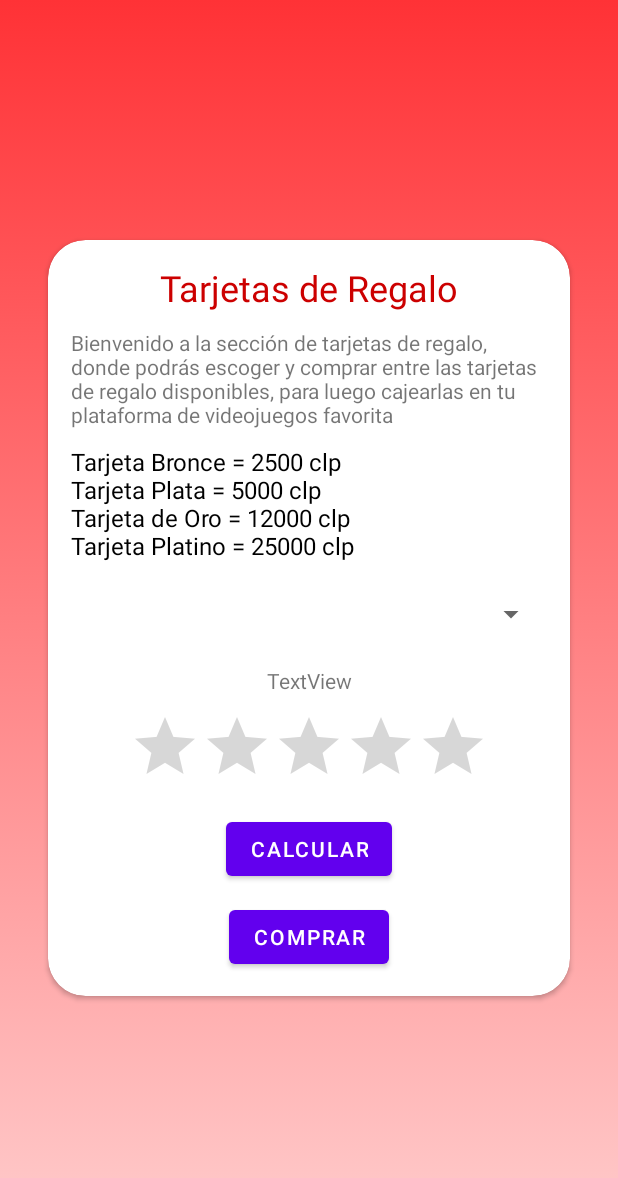
After one commit to ElWazy/GameCode, an Android app: the InsumosActivity screen opened directly, with no data from a screen before it, on a phone screen of 412 x 824 dp. The commit adds this screen. Shown: the top 1178 px of the screen. Run offline under Robolectric (Android 15) with nearby library versions, the phone set to English and light mode, and no system bars.

Commit message:
(Design) Insumos/GiftCards Screen

```diff
--- a/app/src/main/AndroidManifest.xml
+++ b/app/src/main/AndroidManifest.xml
@@ -1,6 +1,6 @@
 <?xml version="1.0" encoding="utf-8"?>
 <manifest xmlns:android="http://schemas.android.com/apk/res/android"
-    package="com.lutrias.projectunit2_matiasmarchant_santiagofierro">
+    package="com.lutrias.projectunit2_matiasmarchant_santiagofierro" >
 
     <application
         android:allowBackup="true"
@@ -8,13 +8,16 @@
         android:label="@string/app_name"
         android:roundIcon="@mipmap/ic_launcher_round"
         android:supportsRtl="true"
-        android:theme="@style/Theme.ProjectUnit2_MatiasMarchant_SantiagoFierro">
+        android:theme="@style/Theme.ProjectUnit2_MatiasMarchant_SantiagoFierro" >
+        <activity
+            android:name=".InsumosActivity"
+            android:exported="false" />
         <activity
             android:name=".HomeActivity"
             android:exported="false" />
         <activity
             android:name=".MainActivity"
-            android:exported="true">
+            android:exported="true" >
             <intent-filter>
                 <action android:name="android.intent.action.MAIN" />
 
--- /dev/null
+++ b/app/src/main/java/com/lutrias/projectunit2_matiasmarchant_santiagofierro/InsumosActivity.java
@@ -0,0 +1,13 @@
+package com.lutrias.projectunit2_matiasmarchant_santiagofierro;
+
+import androidx.appcompat.app.AppCompatActivity;
+import android.os.Bundle;
+
+public class InsumosActivity extends AppCompatActivity {
+
+    @Override
+    protected void onCreate(Bundle savedInstanceState) {
+        super.onCreate(savedInstanceState);
+        setContentView(R.layout.activity_insumos);
+    }
+}
--- /dev/null
+++ b/app/src/main/res/layout/activity_insumos.xml
@@ -0,0 +1,96 @@
+<?xml version="1.0" encoding="utf-8"?>
+<androidx.constraintlayout.widget.ConstraintLayout
+    xmlns:android="http://schemas.android.com/apk/res/android"
+    xmlns:tools="http://schemas.android.com/tools"
+    xmlns:app="http://schemas.android.com/apk/res-auto"
+    android:background="@drawable/gradient_background"
+    android:layout_width="match_parent"
+    android:layout_height="match_parent"
+    tools:context=".InsumosActivity">
+
+  <androidx.cardview.widget.CardView
+      android:layout_width="match_parent"
+      android:layout_height="wrap_content"
+      android:layout_marginStart="32dp"
+      android:layout_marginTop="32dp"
+      android:layout_marginEnd="32dp"
+      android:layout_marginBottom="32dp"
+      app:cardCornerRadius="25dp"
+      app:layout_constraintBottom_toBottomOf="parent"
+      app:layout_constraintEnd_toEndOf="parent"
+      app:layout_constraintStart_toStartOf="parent"
+      app:layout_constraintTop_toTopOf="parent">
+
+    <LinearLayout
+        android:layout_width="match_parent"
+        android:layout_height="match_parent"
+        android:layout_margin="10dp"
+        android:gravity="center_horizontal"
+        android:orientation="vertical">
+
+      <TextView
+          android:id="@+id/textView4"
+          android:layout_width="match_parent"
+          android:layout_height="wrap_content"
+          android:layout_margin="5dp"
+          android:text="@string/tarjetas_de_regalo"
+          android:textAlignment="center"
+          android:textColor="@android:color/holo_red_dark"
+          android:textSize="24sp" />
+
+      <TextView
+          android:id="@+id/textView5"
+          android:layout_width="match_parent"
+          android:layout_height="wrap_content"
+          android:layout_margin="5dp"
+          android:text="@string/bienvenido_a_la_secci_n_de_tarjetas_de_regalo_donde_podr_s_escoger_y_comprar_entre_las_tarjetas_de_regalo_disponibles_para_luego_cajearlas_en_tu_plataforma_de_videojuegos_favorita" />
+
+      <TextView
+          android:id="@+id/textView7"
+          android:layout_width="match_parent"
+          android:layout_height="wrap_content"
+          android:layout_margin="5dp"
+          android:text="@string/tarjeta_bronce_2500_clp_ntarjeta_plata_5000_clp_ntarjeta_de_oro_12000_clp_ntarjeta_platino_25000_clp"
+          android:textColor="@android:color/background_dark"
+          android:textSize="16sp" />
+
+      <Spinner
+          android:id="@+id/spinner"
+          android:layout_width="match_parent"
+          android:layout_height="wrap_content"
+          android:layout_margin="5dp"
+          android:minHeight="48dp"
+          tools:ignore="SpeakableTextPresentCheck" />
+
+      <TextView
+          android:id="@+id/textView8"
+          android:layout_width="match_parent"
+          android:layout_height="wrap_content"
+          android:layout_margin="5dp"
+          android:text="TextView"
+          android:textAlignment="center" />
+
+      <RatingBar
+          android:id="@+id/ratingBar"
+          android:layout_width="wrap_content"
+          android:layout_height="wrap_content"
+          android:layout_margin="5dp"
+          android:numStars="5"
+          tools:ignore="SpeakableTextPresentCheck" />
+
+      <Button
+          android:id="@+id/button7"
+          android:layout_width="wrap_content"
+          android:layout_height="wrap_content"
+          android:layout_margin="5dp"
+          android:text="@string/calcular" />
+
+      <Button
+          android:id="@+id/button8"
+          android:layout_width="wrap_content"
+          android:layout_height="wrap_content"
+          android:layout_margin="5dp"
+          android:text="@string/comprar" />
+    </LinearLayout>
+  </androidx.cardview.widget.CardView>
+</androidx.constraintlayout.widget.ConstraintLayout>
--- a/app/src/main/res/values/strings.xml
+++ b/app/src/main/res/values/strings.xml
@@ -12,10 +12,14 @@
     <string name="bienvenido_a_game_code">Bienvenido a Game Code</string>
     <string name="game_code_es_una_tienda_online_dedicada_a_la_venta_de_juegos_digitales_aqu_vas_a_poder_encontrar_una_amplia_variedad_de_juegos_de_acci_n_aventuras_puzzles_y_mucho_m_s_procedentes_de_desarrolladores_peque_os_hasta_los_m_s_grandes_cada_entusiasta_del_gaming_podr_encontrar_el_juego_que_quiere_y_a_un_buen_precio">Game Code es una tienda online dedicada a la venta de juegos digitales. Aquí vas a poder encontrar una amplia variedad de juegos de acción, aventuras, puzzles y mucho más procedentes de desarrolladores pequeños hasta los más grandes. Cada entusiasta del gaming podrá encontrar el juego que quiere ¡y a un buen precio!</string>
     <string name="mis_juegos">Mis Juegos</string>
-    <string name="tarjetas_de_regalo">Tarjetas de Regalo</string>
     <string name="tienda">Tienda</string>
     <string name="img_btn1">img_btn1</string>
     <string name="img_btn2">img_btn2</string>
     <string name="img_btn3">img_btn3</string>
     <string name="mis_ofertas">Mis Ofertas</string>
+    <string name="tarjetas_de_regalo">Tarjetas de Regalo</string>
+    <string name="bienvenido_a_la_secci_n_de_tarjetas_de_regalo_donde_podr_s_escoger_y_comprar_entre_las_tarjetas_de_regalo_disponibles_para_luego_cajearlas_en_tu_plataforma_de_videojuegos_favorita">Bienvenido a la sección de tarjetas de regalo, donde podrás escoger y comprar entre las tarjetas de regalo disponibles, para luego cajearlas en tu plataforma de videojuegos favorita</string>
+    <string name="tarjeta_bronce_2500_clp_ntarjeta_plata_5000_clp_ntarjeta_de_oro_12000_clp_ntarjeta_platino_25000_clp">Tarjeta Bronce = 2500 clp \nTarjeta Plata = 5000 clp \nTarjeta de Oro = 12000 clp \nTarjeta Platino = 25000 clp</string>
+    <string name="calcular">Calcular</string>
+    <string name="comprar">Comprar</string>
 </resources>
```
